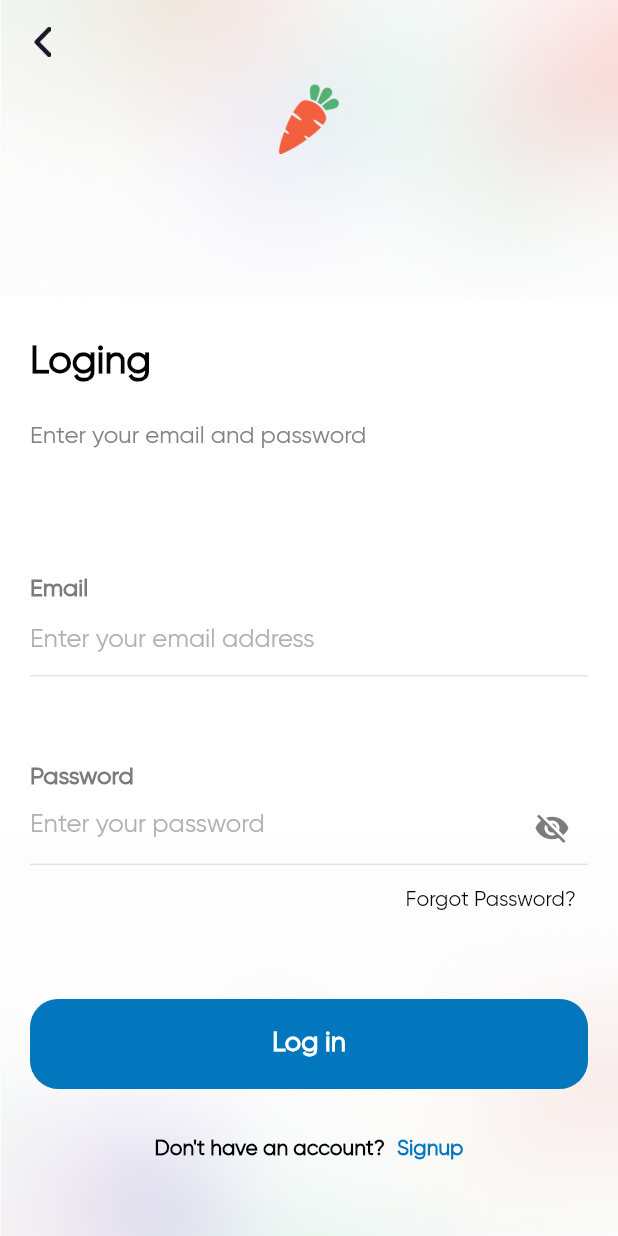
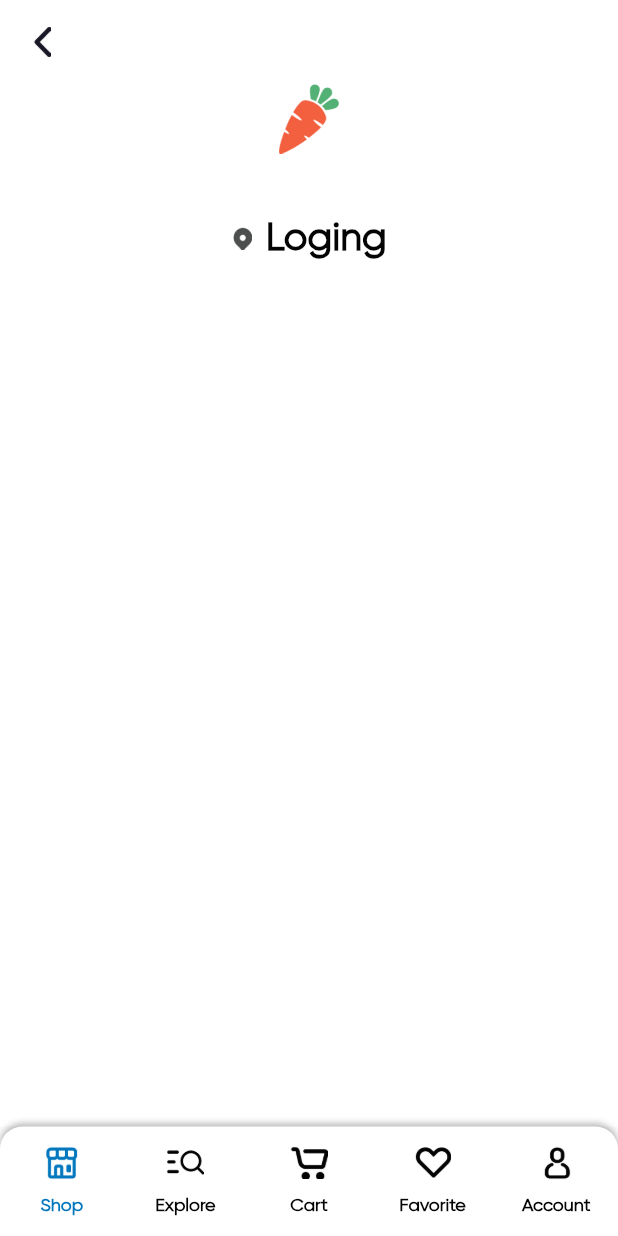
Before and after one commit to Chairilashar99/Flutter_App_Penjualan_Produk_Segar, a Flutter app: the LogInView screen opened directly, after a tap on "Log in", on a phone screen of 412 x 824 dp. Run offline on Flutter 3.47's test engine with Material 2 defaults, Android fonts, the phone set to English and light mode, and no system bars; missing offline and left inert: fl_country_code_picker.

Commit message:
main tab

```diff
--- a/lib/main.dart
+++ b/lib/main.dart
@@ -1,6 +1,7 @@
 import 'package:flutter/material.dart';
 import 'package:flutter_shop_project/common/color_extension.dart';
-import 'package:flutter_shop_project/view/splash_view.dart';
+import 'package:flutter_shop_project/view/login/login_view.dart';
+// import 'package:flutter_shop_project/view/splash_view.dart';
 
 void main() {
   runApp(const MyApp());
@@ -19,7 +20,8 @@ class MyApp extends StatelessWidget {
         colorScheme: ColorScheme.fromSeed(seedColor: TColor.primary),
         useMaterial3: false,
       ),
-      home: const SplashView(),
+      // home: const SplashView(),
+      home: const LogInView(),
     );
   }
 }
--- /dev/null
+++ b/lib/view/home/home_view.dart
@@ -0,0 +1,83 @@
+import 'package:flutter/material.dart';
+
+import '../../common/color_extension.dart';
+
+class HomeView extends StatefulWidget {
+  const HomeView({super.key});
+
+  @override
+  State<HomeView> createState() => _HomeViewState();
+}
+
+class _HomeViewState extends State<HomeView> {
+  TextEditingController txtSearch = TextEditingController();
+
+  bool isShow = false;
+
+  @override
+  Widget build(BuildContext context) {
+    var media = MediaQuery.sizeOf(context);
+    return Scaffold(
+      appBar: AppBar(
+        backgroundColor: Colors.transparent,
+        elevation: 0,
+        leading: IconButton(
+          onPressed: () {
+            Navigator.pop(context);
+          },
+          icon: Image.asset(
+            'assets/img/back.png',
+            width: 20,
+            height: 20,
+          ),
+        ),
+      ),
+      backgroundColor: Colors.white,
+      body: SafeArea(
+        child: SingleChildScrollView(
+          child: Padding(
+            padding: const EdgeInsets.symmetric(horizontal: 20),
+            child: Column(
+              crossAxisAlignment: CrossAxisAlignment.start,
+              children: [
+                Row(
+                  mainAxisAlignment: MainAxisAlignment.center,
+                  children: [
+                    Image.asset(
+                      'assets/img/color_logo.png',
+                      width: 40,
+                    ),
+                  ],
+                ),
+                SizedBox(
+                  height: media.height * 0.05,
+                ),
+                Row(
+                  mainAxisAlignment: MainAxisAlignment.center,
+                  children: [
+                    Image.asset(
+                      'assets/img/location.png',
+                      width: 15,
+                      height: 15,
+                    ),
+                    const SizedBox(
+                      width: 8,
+                    ),
+                    Text(
+                      'Loging',
+                      style: TextStyle(
+                        color: TColor.primaryText,
+                        fontSize: 26,
+                        fontWeight: FontWeight.w600,
+                      ),
+                    ),
+                  ],
+                ),
+              ],
+            ),
+          ),
+        ),
+      ),
+    );
+  }
+}
--- a/lib/view/login/login_view.dart
+++ b/lib/view/login/login_view.dart
@@ -1,5 +1,6 @@
 import 'package:flutter/material.dart';
 import 'package:flutter_shop_project/view/login/sign_up_view.dart';
+import 'package:flutter_shop_project/view/main_tabview/main_tabview.dart';
 import '../../common/color_extension.dart';
 import '../../common_widget/line_textfield.dart';
 import '../../common_widget/round_button.dart';
@@ -132,12 +133,12 @@ class _LogInViewState extends State<LogInView> {
                     RoundButton(
                       title: "Log in",
                       onPressed: () {
-                        // Navigator.push(
-                        //   context,
-                        //   MaterialPageRoute(
-                        //     builder: (context) => const SignInView(),
-                        //   ),
-                        // );
+                        Navigator.push(
+                          context,
+                          MaterialPageRoute(
+                            builder: (context) => const MainTabView(),
+                          ),
+                        );
                       },
                     ),
                     SizedBox(
--- /dev/null
+++ b/lib/view/main_tabview/main_tabview.dart
@@ -0,0 +1,127 @@
+import 'package:flutter/material.dart';
+import 'package:flutter_shop_project/common/color_extension.dart';
+import 'package:flutter_shop_project/view/home/home_view.dart';
+
+class MainTabView extends StatefulWidget {
+  const MainTabView({super.key});
+
+  @override
+  State<MainTabView> createState() => _MainTabViewState();
+}
+
+class _MainTabViewState extends State<MainTabView>
+    with SingleTickerProviderStateMixin {
+  TabController? controller;
+  int selectTab = 0;
+
+  @override
+  void initState() {
+    // TODO: implement initState
+    super.initState();
+    controller = TabController(length: 5, vsync: this);
+    controller?.addListener(() {
+      selectTab = controller?.index ?? 0;
+      setState(() {});
+    });
+  }
+
+  @override
+  void dispose() {
+    // TODO: implement dispose
+    super.dispose();
+    controller?.dispose();
+  }
+
+  @override
+  Widget build(BuildContext context) {
+    return Scaffold(
+      body: TabBarView(controller: controller, children: [
+        const HomeView(),
+        Container(),
+        Container(),
+        Container(),
+        Container(),
+      ]),
+      bottomNavigationBar: Container(
+        decoration: const BoxDecoration(
+            color: Colors.white,
+            borderRadius: BorderRadius.only(
+              topLeft: Radius.circular(15),
+              topRight: Radius.circular(15),
+            ),
+            boxShadow: [
+              BoxShadow(
+                color: Colors.black26,
+                blurRadius: 3,
+                offset: Offset(0, -2),
+              ),
+            ]),
+        child: BottomAppBar(
+          color: Colors.transparent,
+          elevation: 0,
+          child: TabBar(
+              controller: controller,
+              indicatorColor: Colors.transparent,
+              indicatorWeight: 1,
+              labelColor: TColor.primary,
+              labelStyle: TextStyle(
+                  color: TColor.primary,
+                  fontSize: 12,
+                  fontWeight: FontWeight.w600),
+              unselectedLabelColor: TColor.primaryText,
+              unselectedLabelStyle: TextStyle(
+                  color: TColor.primaryText,
+                  fontSize: 12,
+                  fontWeight: FontWeight.w600),
+              tabs: [
+                Tab(
+                  text: "Shop",
+                  icon: Image.asset(
+                    'assets/img/store_tab.png',
+                    width: 25,
+                    height: 25,
+                    color: selectTab == 0 ? TColor.primary : TColor.primaryText,
+                  ),
+                ),
+                Tab(
+                  text: "Explore",
+                  icon: Image.asset(
+                    'assets/img/explore_tab.png',
+                    width: 25,
+                    height: 25,
+                    color: selectTab == 1 ? TColor.primary : TColor.primaryText,
+                  ),
+                ),
+                Tab(
+                  text: "Cart",
+                  icon: Image.asset(
+                    'assets/img/cart_tab.png',
+                    width: 25,
+                    height: 25,
+                    color: selectTab == 2 ? TColor.primary : TColor.primaryText,
+                  ),
+                ),
+                Tab(
+                  text: "Favorite",
+                  icon: Image.asset(
+                    'assets/img/fav_tab.png',
+                    width: 25,
+                    height: 25,
+                    color: selectTab == 3 ? TColor.primary : TColor.primaryText,
+                  ),
+                ),
+                Tab(
+                  text: "Account",
+                  icon: Image.asset(
+                    'assets/img/account_tab.png',
+                    width: 25,
+                    height: 25,
+                    color: selectTab == 4 ? TColor.primary : TColor.primaryText,
+                  ),
+                ),
+              ]),
+        ),
+      ),
+    );
+  }
+}
```
